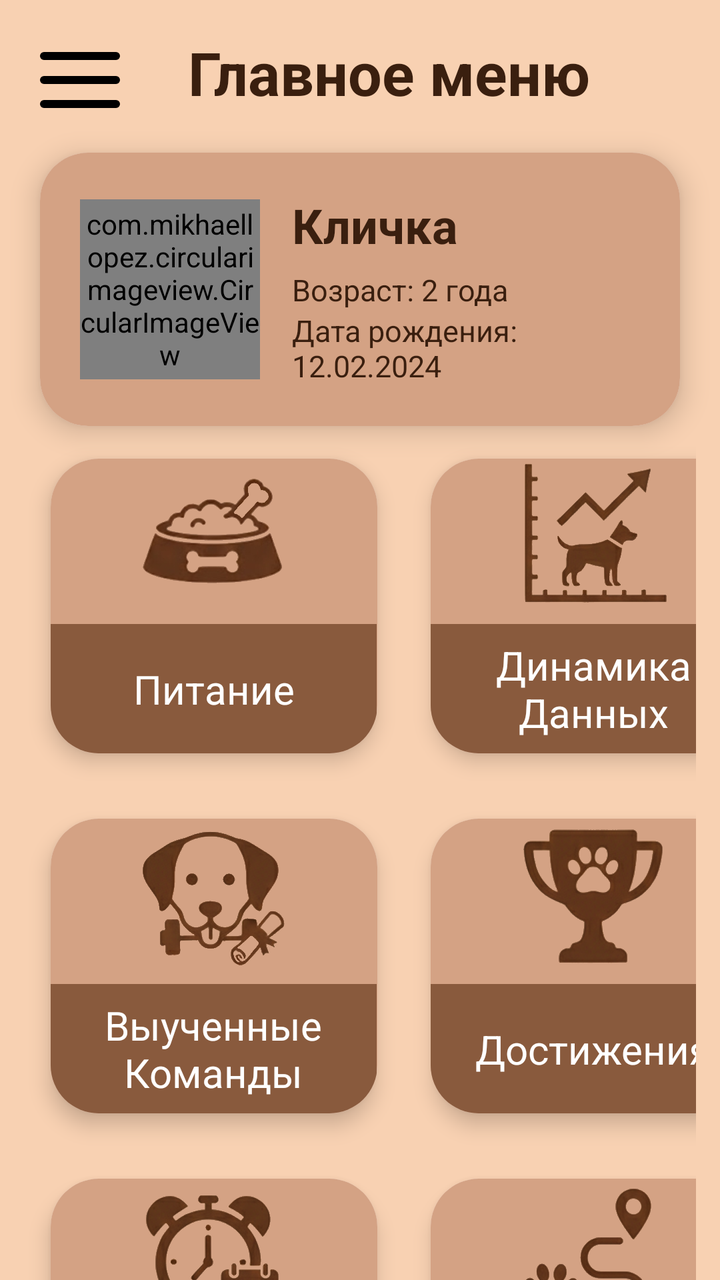
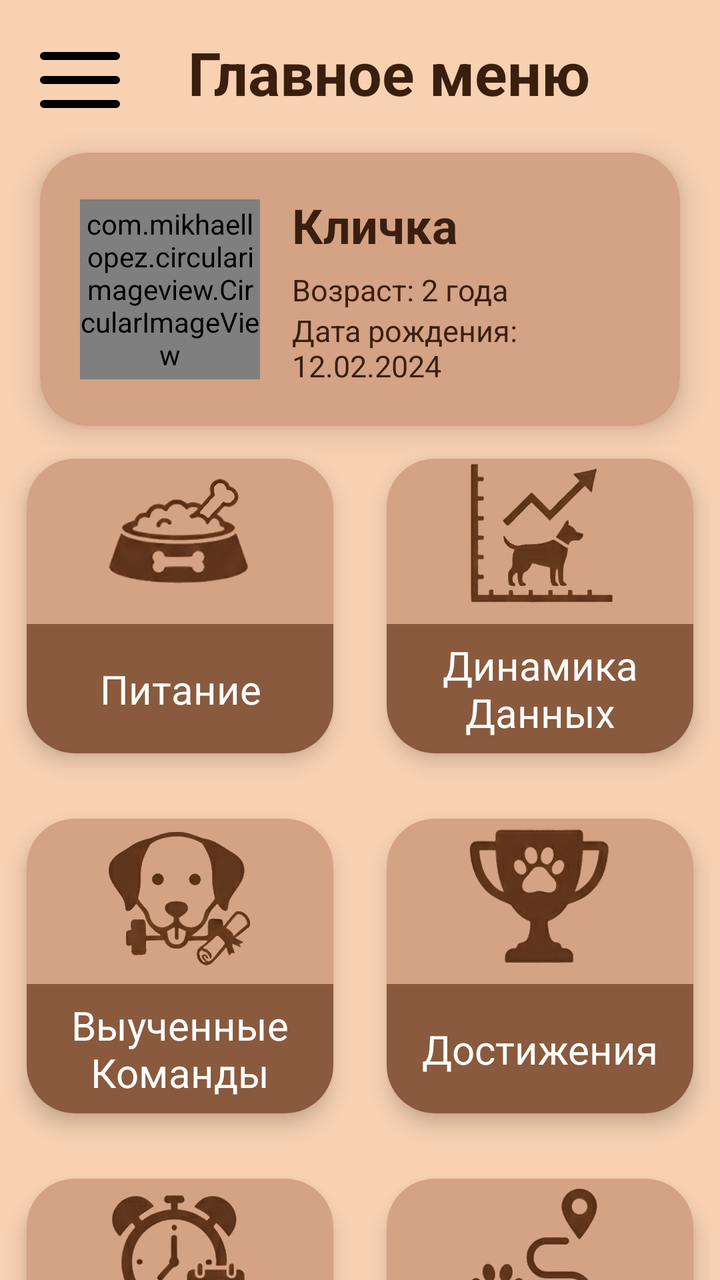

Compare the two renders of this Android layout. The source of the first and the diff that turns it into the second are given below.
<!-- AndroidManifest.xml: application theme Theme.MyPet -->
<!-- res/layout/activity_basic_menu.xml -->
<?xml version="1.0" encoding="utf-8"?>
<androidx.drawerlayout.widget.DrawerLayout
    xmlns:android="http://schemas.android.com/apk/res/android"
    xmlns:app="http://schemas.android.com/apk/res-auto"
    xmlns:tools="http://schemas.android.com/tools"
    android:id="@+id/drawerLayout"
    android:layout_width="match_parent"
    android:layout_height="match_parent"
    android:background="#F8D1B2">

    <androidx.core.widget.NestedScrollView
        android:layout_width="match_parent"
        android:layout_height="match_parent"
        android:fillViewport="true">

        <androidx.constraintlayout.widget.ConstraintLayout
            android:layout_width="match_parent"
            android:layout_height="wrap_content">

            <ImageButton
                android:id="@+id/btnMenu"
                android:layout_width="48dp"
                android:layout_height="48dp"
                android:layout_marginStart="16dp"
                android:layout_marginTop="16dp"
                android:background="?attr/selectableItemBackgroundBorderless"
                android:src="@drawable/ic_menu"
                app:layout_constraintStart_toStartOf="parent"
                app:layout_constraintTop_toTopOf="parent"/>

            <TextView
                android:id="@+id/tvTitle"
                android:layout_width="0dp"
                android:layout_height="wrap_content"
                android:layout_marginStart="30dp"
                android:gravity="center|start"
                android:text="Главное меню"
                android:textColor="#3A1F0F"
                android:textSize="30sp"
                android:textStyle="bold"
                app:layout_constraintEnd_toEndOf="parent"
                app:layout_constraintStart_toEndOf="@id/btnMenu"
                app:layout_constraintTop_toTopOf="@id/btnMenu" />


                <androidx.cardview.widget.CardView
                    android:id="@+id/cardProfileHeader"
                    android:layout_width="0dp"
                    android:layout_height="wrap_content"
                    android:layout_marginStart="20dp"
                    android:layout_marginTop="20dp"
                    android:layout_marginEnd="20dp"
                    android:clickable="true"
                    android:focusable="true"
                    android:foreground="?android:attr/selectableItemBackground"
                    app:cardCornerRadius="24dp"
                    app:cardElevation="8dp"
                    app:layout_constraintTop_toBottomOf="@id/tvTitle"
                    app:layout_constraintStart_toStartOf="parent"
                    app:layout_constraintEnd_toEndOf="parent">

                    <LinearLayout
                        android:layout_width="match_parent"
                        android:layout_height="wrap_content"
                        android:background="#D4A284"
                        android:gravity="center_vertical"
                        android:orientation="horizontal"
                        android:padding="20dp">

                        <com.mikhaellopez.circularimageview.CircularImageView
                            android:id="@+id/ivPetAvatar"
                            android:layout_width="90dp"
                            android:layout_height="90dp"
                            android:layout_marginEnd="16dp"
                            android:src="@drawable/usericon"
                            app:civ_border_color="@color/brown"
                            app:civ_border_width="3dp" />

                        <LinearLayout
                            android:layout_width="0dp"
                            android:layout_height="wrap_content"
                            android:layout_weight="1"
                            android:orientation="vertical">

                            <TextView
                                android:id="@+id/tvPetName"
                                android:layout_width="wrap_content"
                                android:layout_height="wrap_content"
                                android:text="Кличка"
                                android:textColor="#3A1F0F"
                                android:textSize="24sp"
                                android:textStyle="bold" />

                            <TextView
                                android:id="@+id/tvPetAge"
                                android:layout_width="wrap_content"
                                android:layout_height="wrap_content"
                                android:layout_marginTop="6dp"
                                android:text="Возраст: 2 года"
                                android:textColor="#3A1F0F"
                                android:textSize="15sp" />

                            <TextView
                                android:id="@+id/tvPetBirth"
                                android:layout_width="wrap_content"
                                android:layout_height="wrap_content"
                                android:text="Дата рождения: 12.02.2024"
                                android:textColor="#3A1F0F"
                                android:textSize="15sp" />

                        </LinearLayout>

                    </LinearLayout>

            </androidx.cardview.widget.CardView>

            <LinearLayout
                android:id="@+id/linearLayout"
                android:layout_width="match_parent"
                android:layout_height="wrap_content"
                android:orientation="horizontal"
                android:paddingHorizontal="12dp"
                app:layout_constraintTop_toBottomOf="@+id/cardProfileHeader">

                <androidx.cardview.widget.CardView
                    android:id="@+id/cardEating"
                    android:layout_width="190dp"
                    android:layout_height="180dp"
                    app:cardCornerRadius="24dp"
                    app:cardElevation="6dp"
                    app:cardUseCompatPadding="true">

                    <LinearLayout
                        android:layout_width="match_parent"
                        android:layout_height="match_parent"
                        android:background="#D4A284"
                        android:gravity="center"
                        android:orientation="vertical">

                        <ImageView
                            android:layout_width="75dp"
                            android:layout_height="75dp"
                            android:src="@drawable/eating" />

                        <TextView
                            android:layout_width="163dp"
                            android:layout_height="65dp"
                            android:layout_marginTop="8dp"
                            android:background="@color/brown"
                            android:gravity="center"
                            android:text="Питание"
                            android:textColor="#FFFFFF"
                            android:textSize="20sp" />
                    </LinearLayout>
                </androidx.cardview.widget.CardView>

                <androidx.cardview.widget.CardView
                    android:id="@+id/cardPhisicDynamic"
                    android:layout_width="190dp"
                    android:layout_height="180dp"
                    android:layout_marginEnd="10dp"
                    app:cardCornerRadius="24dp"
                    app:cardElevation="6dp"
                    app:cardUseCompatPadding="true">

                    <LinearLayout
                        android:layout_width="match_parent"
                        android:layout_height="match_parent"
                        android:background="#D4A284"
                        android:gravity="center"
                        android:orientation="vertical">

                        <ImageView
                            android:layout_width="75dp"
                            android:layout_height="75dp"
                            android:src="@drawable/phisical" />

                        <TextView
                            android:layout_width="163dp"
                            android:layout_height="65dp"
                            android:layout_marginTop="8dp"
                            android:background="@color/brown"
                            android:gravity="center"
                            android:text="Динамика\nДанных"
                            android:textColor="#FFFFFF"
                            android:textSize="20sp" />
                    </LinearLayout>
                </androidx.cardview.widget.CardView>


            </LinearLayout>

            <LinearLayout
                android:id="@+id/linearLayout2"
                android:layout_width="match_parent"
                android:layout_height="wrap_content"
                android:orientation="horizontal"
                android:paddingHorizontal="12dp"
                app:layout_constraintTop_toBottomOf="@+id/linearLayout">

                <androidx.cardview.widget.CardView
                    android:id="@+id/cardCommands"
                    android:layout_width="190dp"
                    android:layout_height="180dp"
                    app:cardCornerRadius="24dp"
                    app:cardElevation="6dp"
                    app:cardUseCompatPadding="true">

                    <LinearLayout
                        android:layout_width="match_parent"
                        android:layout_height="match_parent"
                        android:background="#D4A284"
                        android:gravity="center"
                        android:orientation="vertical">

                        <ImageView
                            android:layout_width="75dp"
                            android:layout_height="75dp"
                            android:src="@drawable/comands" />

                        <TextView
                            android:layout_width="163dp"
                            android:layout_height="65dp"
                            android:layout_marginTop="8dp"
                            android:background="@color/brown"
                            android:gravity="center"
                            android:text="Выученные\nКоманды"
                            android:textColor="#FFFFFF"
                            android:textSize="20sp" />
                    </LinearLayout>
                </androidx.cardview.widget.CardView>

                <androidx.cardview.widget.CardView
                    android:id="@+id/cardAchivments"
                    android:layout_width="190dp"
                    android:layout_height="180dp"
                    app:cardCornerRadius="24dp"
                    app:cardElevation="6dp"
                    app:cardUseCompatPadding="true">

                    <LinearLayout
                        android:layout_width="match_parent"
                        android:layout_height="match_parent"
                        android:background="#D4A284"
                        android:gravity="center"
                        android:orientation="vertical">

                        <ImageView
                            android:layout_width="75dp"
                            android:layout_height="75dp"
                            android:src="@drawable/achivments" />

                        <TextView
                            android:layout_width="163dp"
                            android:layout_height="65dp"
                            android:layout_marginTop="8dp"
                            android:background="@color/brown"
                            android:gravity="center"
                            android:text="Достижения"
                            android:textColor="#FFFFFF"
                            android:textSize="20sp" />
                    </LinearLayout>
                </androidx.cardview.widget.CardView>

            </LinearLayout>

            <LinearLayout
                android:id="@+id/linearLayout3"
                android:layout_width="match_parent"
                android:layout_height="wrap_content"
                android:orientation="horizontal"
                android:paddingHorizontal="12dp"
                app:layout_constraintTop_toBottomOf="@+id/linearLayout2">

                <androidx.cardview.widget.CardView
                    android:id="@+id/cardRemaining"
                    android:layout_width="190dp"
                    android:layout_height="180dp"
                    app:cardCornerRadius="24dp"
                    app:cardElevation="6dp"
                    app:cardUseCompatPadding="true">

                    <LinearLayout
                        android:layout_width="match_parent"
                        android:layout_height="match_parent"
                        android:background="#D4A284"
                        android:gravity="center"
                        android:orientation="vertical">

                        <ImageView
                            android:layout_width="75dp"
                            android:layout_height="75dp"
                            android:src="@drawable/remaining" />

                        <TextView
                            android:layout_width="163dp"
                            android:layout_height="65dp"
                            android:layout_marginTop="8dp"
                            android:background="@color/brown"
                            android:gravity="center"
                            android:text="Напоминания"
                            android:textColor="#FFFFFF"
                            android:textSize="20sp" />
                    </LinearLayout>
                </androidx.cardview.widget.CardView>

                <androidx.cardview.widget.CardView
                    android:id="@+id/cardTracker"
                    android:layout_width="190dp"
                    android:layout_height="180dp"
                    app:cardCornerRadius="24dp"
                    app:cardElevation="6dp"
                    app:cardUseCompatPadding="true">

                    <LinearLayout
                        android:layout_width="match_parent"
                        android:layout_height="match_parent"
                        android:background="#D4A284"
                        android:gravity="center"
                        android:orientation="vertical">

                        <ImageView
                            android:layout_width="75dp"
                            android:layout_height="75dp"
                            android:src="@drawable/tracker" />

                        <TextView
                            android:layout_width="163dp"
                            android:layout_height="65dp"
                            android:layout_marginTop="8dp"
                            android:background="@color/brown"
                            android:gravity="center"
                            android:text="Трекер прогулок"
                            android:textColor="#FFFFFF"
                            android:textSize="20sp" />
                    </LinearLayout>
                </androidx.cardview.widget.CardView>

            </LinearLayout>

            <LinearLayout
                android:id="@+id/linearLayout4"
                android:layout_width="match_parent"
                android:layout_height="wrap_content"
                android:orientation="horizontal"
                android:paddingHorizontal="12dp"
                app:layout_constraintTop_toBottomOf="@+id/linearLayout3">

                <androidx.cardview.widget.CardView
                    android:id="@+id/cardMood"
                    android:layout_width="190dp"
                    android:layout_height="180dp"
                    app:cardCornerRadius="24dp"
                    app:cardElevation="6dp"
                    app:cardUseCompatPadding="true">

                    <LinearLayout
                        android:layout_width="match_parent"
                        android:layout_height="match_parent"
                        android:background="#D4A284"
                        android:gravity="center"
                        android:orientation="vertical">

                        <ImageView
                            android:layout_width="75dp"
                            android:layout_height="75dp"
                            android:src="@drawable/mood" />

                        <TextView
                            android:layout_width="163dp"
                            android:layout_height="65dp"
                            android:layout_marginTop="8dp"
                            android:background="@color/brown"
                            android:gravity="center"
                            android:text="Настроение дня"
                            android:textColor="#FFFFFF"
                            android:textSize="20sp" />
                    </LinearLayout>
                </androidx.cardview.widget.CardView>

            </LinearLayout>



        </androidx.constraintlayout.widget.ConstraintLayout>

    </androidx.core.widget.NestedScrollView>

    <LinearLayout
        android:id="@+id/drawerMenu"
        android:layout_width="300dp"
        android:layout_height="match_parent"
        android:layout_gravity="start"
        android:background="#FFF3E8"
        android:orientation="vertical">

        <TextView
            android:id="@+id/tvCurrentPet"
            android:layout_width="match_parent"
            android:layout_height="wrap_content"
            android:padding="20dp"
            android:text="Кличка"
            android:textSize="22sp"
            android:textStyle="bold"/>

        <androidx.recyclerview.widget.RecyclerView
            android:id="@+id/rvPets"
            android:layout_width="match_parent"
            android:layout_height="0dp"
            android:layout_weight="1"/>

        <Button
            android:id="@+id/btnAddPet"
            android:layout_width="match_parent"
            android:layout_height="wrap_content"
            android:text="Добавить питомца"/>

        <TextView
            android:id="@+id/tvEmail"
            android:layout_width="match_parent"
            android:layout_height="wrap_content"
            android:padding="16dp"
            android:text="user@gmail.com"/>

        <Button
            android:id="@+id/btnLogout"
            android:layout_width="match_parent"
            android:layout_height="wrap_content"
            android:text="Выйти"/>

    </LinearLayout>

</androidx.drawerlayout.widget.DrawerLayout>
<!-- resources referenced by this layout -->
<resources>
  <color name="brown">#895A3D</color>
  <!-- drawable achivments: png bitmap (drawable, 596708 bytes) -->
  <!-- drawable comands: png bitmap (drawable, 569786 bytes) -->
  <!-- drawable eating: png bitmap (drawable, 480801 bytes) -->
  <!-- drawable ic_menu (drawable) -->
  <vector xmlns:android="http://schemas.android.com/apk/res/android"
      android:width="48dp"
      android:height="48dp"
      android:viewportWidth="24"
      android:viewportHeight="24">
    <path
        android:fillColor="#FF000000"
        android:pathData="M3,5A1,1 0,1 0,3 7L21,7A1,1 0,1 0,21 5L3,5zM3,11A1,1 0,1 0,3 13L21,13A1,1 0,1 0,21 11L3,11zM3,17A1,1 0,1 0,3 19L21,19A1,1 0,1 0,21 17L3,17z"/>
  </vector>
  <!-- drawable mood: png bitmap (drawable, 599387 bytes) -->
  <!-- drawable phisical: png bitmap (drawable, 523087 bytes) -->
  <!-- drawable remaining: png bitmap (drawable, 612910 bytes) -->
  <!-- drawable tracker: png bitmap (drawable, 390521 bytes) -->
  <!-- drawable usericon: png bitmap (drawable, 270640 bytes) -->
  <style name="Theme.MyPet" parent="Base.Theme.MyPet" />
  <style name="Base.Theme.MyPet" parent="Theme.Material3.DayNight.NoActionBar">
          
          
      </style>
</resources>

<!-- the commit's change to res/layout/activity_basic_menu.xml (unified diff, before → after) -->
@@ -72,7 +72,7 @@
                             android:layout_width="90dp"
                             android:layout_height="90dp"
                             android:layout_marginEnd="16dp"
-                            android:src="@drawable/usericon"
+                            android:src="@drawable/av_6"
                             app:civ_border_color="@color/brown"
                             app:civ_border_width="3dp" />
 
@@ -118,13 +118,13 @@
                 android:id="@+id/linearLayout"
                 android:layout_width="match_parent"
                 android:layout_height="wrap_content"
-                android:orientation="horizontal"
-                android:paddingHorizontal="12dp"
+                android:layout_marginEnd="5dp"
+                app:layout_constraintEnd_toEndOf="parent"
                 app:layout_constraintTop_toBottomOf="@+id/cardProfileHeader">
 
                 <androidx.cardview.widget.CardView
                     android:id="@+id/cardEating"
-                    android:layout_width="190dp"
+                    android:layout_width="180dp"
                     android:layout_height="180dp"
                     app:cardCornerRadius="24dp"
                     app:cardElevation="6dp"
@@ -156,9 +156,8 @@
 
                 <androidx.cardview.widget.CardView
                     android:id="@+id/cardPhisicDynamic"
-                    android:layout_width="190dp"
-                    android:layout_height="180dp"
-                    android:layout_marginEnd="10dp"
+                    android:layout_width="180dp"
+                    android:layout_height="180dp"
                     app:cardCornerRadius="24dp"
                     app:cardElevation="6dp"
                     app:cardUseCompatPadding="true">
@@ -194,13 +193,13 @@
                 android:id="@+id/linearLayout2"
                 android:layout_width="match_parent"
                 android:layout_height="wrap_content"
-                android:orientation="horizontal"
-                android:paddingHorizontal="12dp"
+                android:layout_marginEnd="5dp"
+                app:layout_constraintEnd_toEndOf="parent"
                 app:layout_constraintTop_toBottomOf="@+id/linearLayout">
 
                 <androidx.cardview.widget.CardView
                     android:id="@+id/cardCommands"
-                    android:layout_width="190dp"
+                    android:layout_width="180dp"
                     android:layout_height="180dp"
                     app:cardCornerRadius="24dp"
                     app:cardElevation="6dp"
@@ -232,7 +231,7 @@
 
                 <androidx.cardview.widget.CardView
                     android:id="@+id/cardAchivments"
-                    android:layout_width="190dp"
+                    android:layout_width="180dp"
                     android:layout_height="180dp"
                     app:cardCornerRadius="24dp"
                     app:cardElevation="6dp"
@@ -268,13 +267,13 @@
                 android:id="@+id/linearLayout3"
                 android:layout_width="match_parent"
                 android:layout_height="wrap_content"
-                android:orientation="horizontal"
-                android:paddingHorizontal="12dp"
+                android:layout_marginEnd="5dp"
+                app:layout_constraintEnd_toEndOf="parent"
                 app:layout_constraintTop_toBottomOf="@+id/linearLayout2">
 
                 <androidx.cardview.widget.CardView
                     android:id="@+id/cardRemaining"
-                    android:layout_width="190dp"
+                    android:layout_width="180dp"
                     android:layout_height="180dp"
                     app:cardCornerRadius="24dp"
                     app:cardElevation="6dp"
@@ -306,7 +305,7 @@
 
                 <androidx.cardview.widget.CardView
                     android:id="@+id/cardTracker"
-                    android:layout_width="190dp"
+                    android:layout_width="180dp"
                     android:layout_height="180dp"
                     app:cardCornerRadius="24dp"
                     app:cardElevation="6dp"
@@ -342,13 +341,13 @@
                 android:id="@+id/linearLayout4"
                 android:layout_width="match_parent"
                 android:layout_height="wrap_content"
-                android:orientation="horizontal"
-                android:paddingHorizontal="12dp"
+                android:layout_marginEnd="5dp"
+                app:layout_constraintEnd_toEndOf="parent"
                 app:layout_constraintTop_toBottomOf="@+id/linearLayout3">
 
                 <androidx.cardview.widget.CardView
                     android:id="@+id/cardMood"
-                    android:layout_width="190dp"
+                    android:layout_width="180dp"
                     android:layout_height="180dp"
                     app:cardCornerRadius="24dp"
                     app:cardElevation="6dp"
@@ -399,8 +398,9 @@
             android:layout_width="match_parent"
             android:layout_height="wrap_content"
             android:padding="20dp"
-            android:text="Кличка"
-            android:textSize="22sp"
+            android:text="Меню"
+            android:textColor="#3A1F0F"
+            android:textSize="30sp"
             android:textStyle="bold"/>
 
         <androidx.recyclerview.widget.RecyclerView
@@ -409,24 +409,22 @@
             android:layout_height="0dp"
             android:layout_weight="1"/>
 
-        <Button
-            android:id="@+id/btnAddPet"
-            android:layout_width="match_parent"
-            android:layout_height="wrap_content"
-            android:text="Добавить питомца"/>
-
         <TextView
             android:id="@+id/tvEmail"
             android:layout_width="match_parent"
             android:layout_height="wrap_content"
             android:padding="16dp"
+            android:textSize="17sp"
+            android:textColor="#3A1F0F"
             android:text="user@gmail.com"/>
 
         <Button
             android:id="@+id/btnLogout"
             android:layout_width="match_parent"
             android:layout_height="wrap_content"
-            android:text="Выйти"/>
+            android:text="Выйти"
+            android:textColor="#FFFFFF"
+            app:backgroundTint="#D4A284"/>
 
     </LinearLayout>
 
<!-- resource entries referenced after the edit -->
@@ -2,6 +2,7 @@
 <resources>
   <color name="brown">#895A3D</color>
   <!-- drawable achivments: png bitmap (drawable, 596708 bytes) -->
+  <!-- drawable av_6: png bitmap (drawable, 15149 bytes) -->
   <!-- drawable comands: png bitmap (drawable, 569786 bytes) -->
   <!-- drawable eating: png bitmap (drawable, 480801 bytes) -->
   <!-- drawable ic_menu (drawable) -->
@@ -18,7 +19,6 @@
   <!-- drawable phisical: png bitmap (drawable, 523087 bytes) -->
   <!-- drawable remaining: png bitmap (drawable, 612910 bytes) -->
   <!-- drawable tracker: png bitmap (drawable, 390521 bytes) -->
-  <!-- drawable usericon: png bitmap (drawable, 270640 bytes) -->
   <style name="Theme.MyPet" parent="Base.Theme.MyPet" />
   <style name="Base.Theme.MyPet" parent="Theme.Material3.DayNight.NoActionBar">
           
